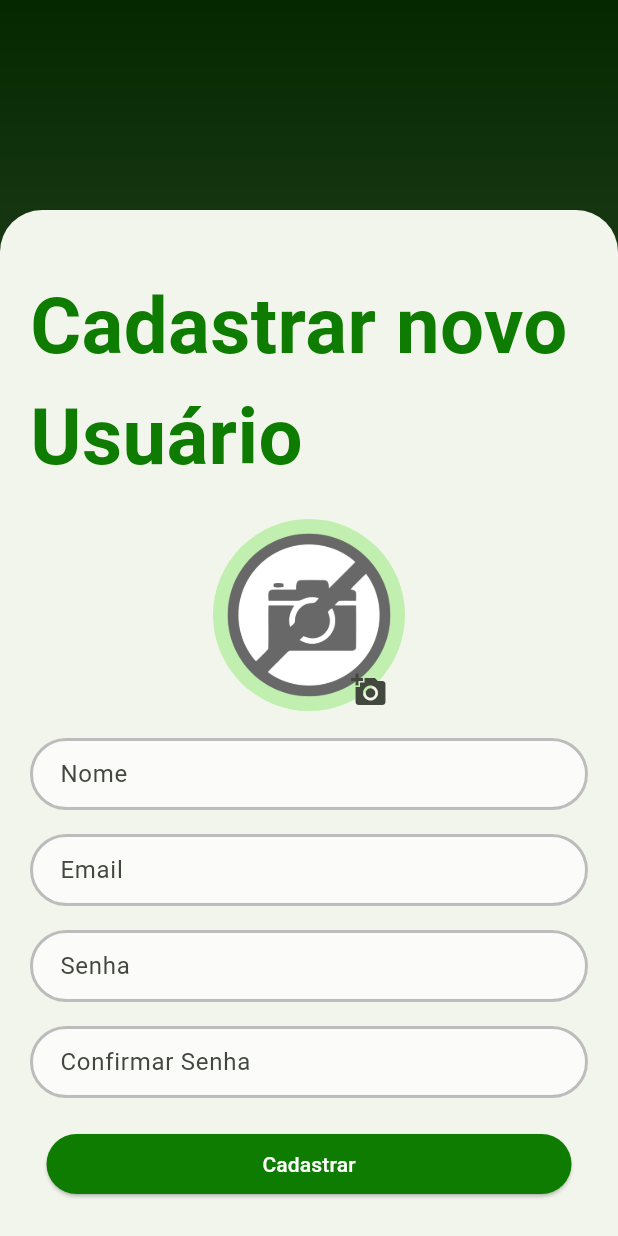
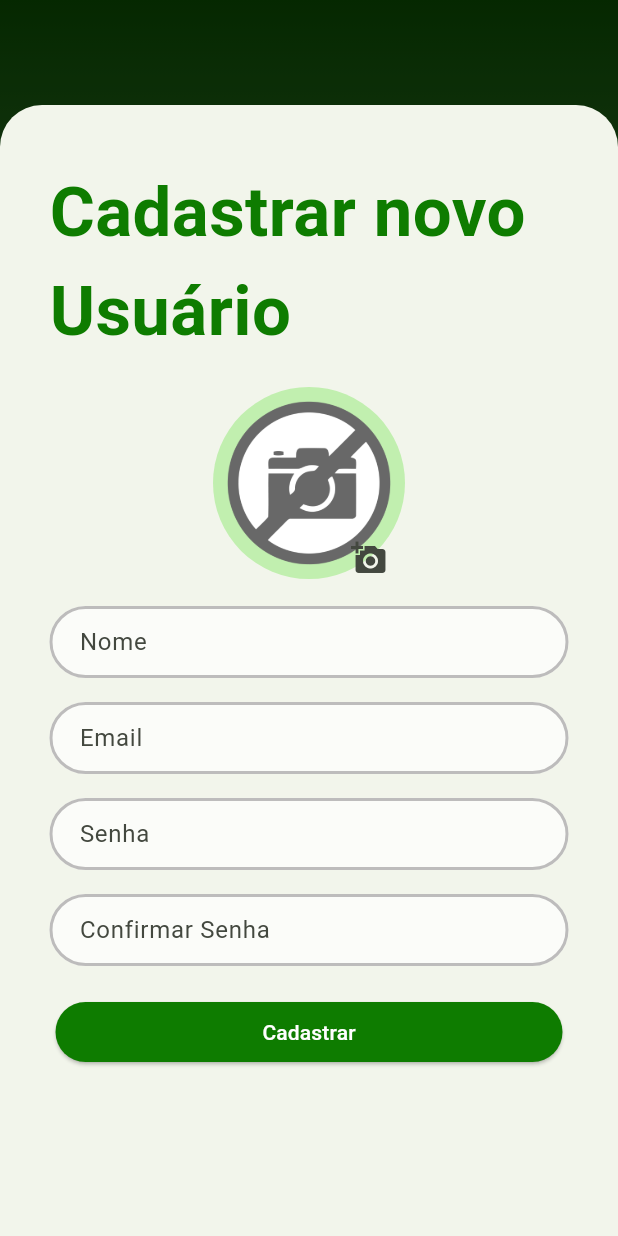
Before and after one commit to silva-luiz/app-nutricao, a Flutter app: the screen it shows after launch, after a tap on "Cadastre-se agora!", on a phone screen of 412 x 824 dp. Run offline on Flutter 3.47's test engine with Material 3 defaults, Android fonts, the phone set to English and light mode, and no system bars; our stand-ins replace image_picker, sqflite; accounts and stored records are empty.

Commit message:
register modal size changed

```diff
--- a/lib/pages/login.dart
+++ b/lib/pages/login.dart
@@ -228,14 +228,18 @@ class _LoginPageState extends State<LoginPage> {
       context: context,
       elevation: 1,
       isScrollControlled: true,
-      builder: (_) => SafeArea(
-        top: true,
-        child: SingleChildScrollView(
+      builder: (_) => SingleChildScrollView(
+        padding: EdgeInsets.only(
+          left: 15,
+          right: 15,
+          // Isso impedirá que o teclado programável cubra os campos de texto
+          bottom: MediaQuery.of(context).viewInsets.bottom + 90,
+        ),
         child: Form(
           key: _modalFormKey,
           child: Center(
             child: Padding(
-                padding: const EdgeInsets.all(12.0),
+              padding: const EdgeInsets.all(10.0),
               child: Column(
                 mainAxisAlignment: MainAxisAlignment.center,
                 children: [
@@ -247,7 +251,7 @@ class _LoginPageState extends State<LoginPage> {
                     child: Text(
                       'Cadastrar novo Usuário',
                       style: TextStyle(
-                            fontSize: 52,
+                          fontSize: 46,
                           fontWeight: FontWeight.w600,
                           color: AppColors.primaryColor),
                     ),
@@ -325,7 +329,6 @@ class _LoginPageState extends State<LoginPage> {
           ),
         ),
       ),
-      ),
     );
   }
 }
```
Lines whose indentation alone changed are shown as unchanged.
